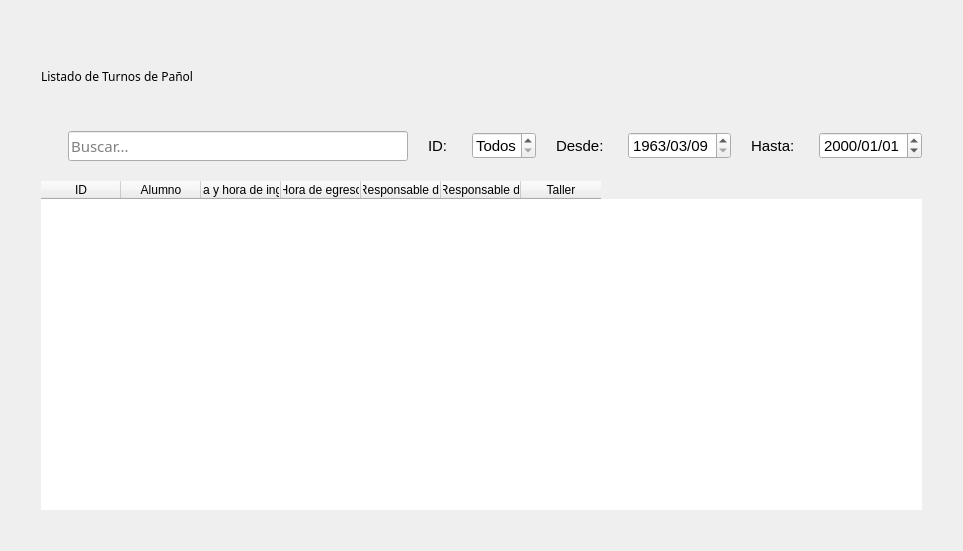
Before: the Qt Designer form blustock/ui/screens_uis/turnos.ui in MaxAPBusiness/Blustock, drawn with Qt 5.
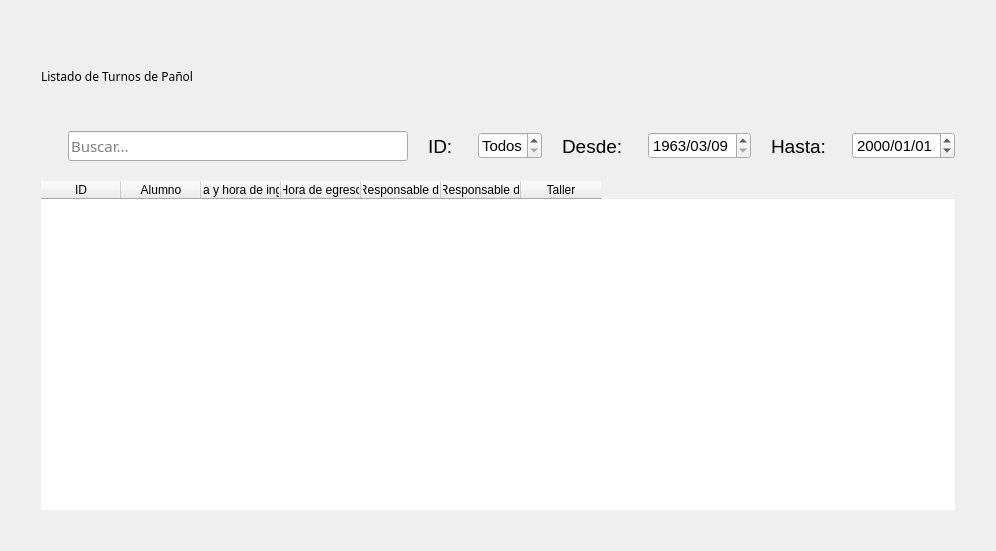
After: the same form once the commit is applied. Icons and pictures are not drawn.

```diff
--- a/blustock/ui/screens_uis/turnos.ui
+++ b/blustock/ui/screens_uis/turnos.ui
@@ -125,7 +125,7 @@
         <widget class="QLabel" name="label_3">
          <property name="font">
           <font>
-           <pointsize>11</pointsize>
+           <pointsize>14</pointsize>
           </font>
          </property>
          <property name="text">
@@ -158,7 +158,7 @@
         <widget class="QLabel" name="label_4">
          <property name="font">
           <font>
-           <pointsize>11</pointsize>
+           <pointsize>14</pointsize>
           </font>
          </property>
          <property name="text">
@@ -209,7 +209,7 @@
         <widget class="QLabel" name="label_5">
          <property name="font">
           <font>
-           <pointsize>11</pointsize>
+           <pointsize>14</pointsize>
           </font>
          </property>
          <property name="text">
@@ -226,9 +226,9 @@
          </property>
          <property name="minimumDateTime">
           <datetime>
-           <hour>19</hour>
-           <minute>6</minute>
-           <second>30</second>
+           <hour>0</hour>
+           <minute>0</minute>
+           <second>0</second>
            <year>1963</year>
            <month>3</month>
            <day>9</day>
```
